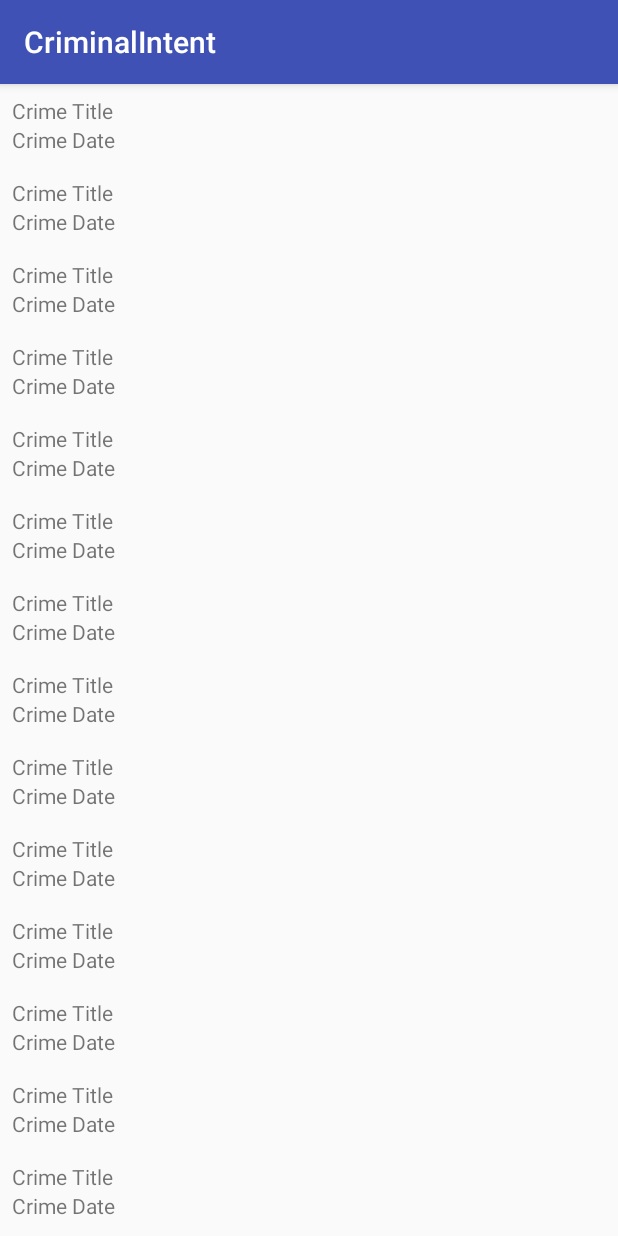
After one commit to nuuwa/CriminalIntent, an Android app: the fragment CrimeListFragment shown on its own in the app's theme, on a phone screen of 412 x 824 dp. The commit adds this screen. Run offline under Robolectric (Android 15) with nearby library versions, the phone set to English and light mode, and no system bars.

Commit message:
Add Crime List

```diff
--- a/app/src/main/AndroidManifest.xml
+++ b/app/src/main/AndroidManifest.xml
@@ -9,12 +9,13 @@
         android:roundIcon="@mipmap/ic_launcher_round"
         android:supportsRtl="true"
         android:theme="@style/AppTheme">
-        <activity android:name=".CrimeActivity">
+        <activity android:name=".CrimeListActivity">
             <intent-filter>
                 <action android:name="android.intent.action.MAIN" />
-
                 <category android:name="android.intent.category.LAUNCHER" />
             </intent-filter>
+        </activity>
+        <activity android:name=".CrimeActivity">
         </activity>
     </application>
 
--- /dev/null
+++ b/app/src/main/java/com/nuuwa/android/criminalintent/Crime.java
@@ -0,0 +1,46 @@
+package com.nuuwa.android.criminalintent;
+
+import java.util.Date;
+import java.util.UUID;
+
+public class Crime {
+
+    private UUID mId;
+    private String mTitle;
+    private Date mDate;
+    private boolean mSolved;
+
+    public Crime() {
+        mId = UUID.randomUUID();
+        mDate = new Date();
+    }
+
+    public UUID getId() {
+        return mId;
+    }
+
+    public String getTitle() {
+        return mTitle;
+    }
+
+    public void setTitle(String title) {
+        mTitle = title;
+    }
+
+    public Date getDate() {
+        return mDate;
+    }
+
+    public void setDate(Date date) {
+        mDate = date;
+    }
+
+    public boolean isSolved() {
+        return mSolved;
+    }
+
+    public void setSolved(boolean solved) {
+        mSolved = solved;
+    }
+
+}
--- /dev/null
+++ b/app/src/main/java/com/nuuwa/android/criminalintent/CrimeLab.java
@@ -0,0 +1,42 @@
+package com.nuuwa.android.criminalintent;
+
+import android.content.Context;
+
+import java.util.ArrayList;
+import java.util.List;
+import java.util.UUID;
+
+public class CrimeLab {
+    private static CrimeLab sCrimeLab;
+    private List<Crime> mCrimes;
+
+    public static CrimeLab get(Context context) {
+        if (sCrimeLab == null) {
+            sCrimeLab = new CrimeLab(context);
+        }
+        return sCrimeLab;
+    }
+
+    private CrimeLab(Context context) {
+        mCrimes = new ArrayList<>();
+        for (int i = 0; i < 100; i++) {
+            Crime crime = new Crime();
+            crime.setTitle("Crime #" + i);
+            crime.setSolved(i % 2 == 0); // Every other one
+            mCrimes.add(crime);
+        }
+    }
+
+    public List<Crime> getCrimes() {
+        return mCrimes;
+    }
+
+    public Crime getCrime(UUID id) {
+        for (Crime crime : mCrimes) {
+            if (crime.getId().equals(id)) {
+                return crime;
+            }
+        }
+        return null;
+    }
+}
--- /dev/null
+++ b/app/src/main/java/com/nuuwa/android/criminalintent/CrimeListFragment.java
@@ -0,0 +1,65 @@
+package com.nuuwa.android.criminalintent;
+
+import android.os.Bundle;
+import android.support.v4.app.Fragment;
+import android.support.v7.widget.LinearLayoutManager;
+import android.support.v7.widget.RecyclerView;
+import android.view.LayoutInflater;
+import android.view.View;
+import android.view.ViewGroup;
+
+import java.util.List;
+
+public class CrimeListFragment extends Fragment {
+    private RecyclerView mCrimeRecyclerView;
+    private CrimeAdapter mAdapter;
+
+    @Override
+    public View onCreateView(LayoutInflater inflater, ViewGroup container,
+                             Bundle savedInstanceState) {
+        View view = inflater.inflate(R.layout.fragment_crime_list, container, false);
+        mCrimeRecyclerView = (RecyclerView) view
+                .findViewById(R.id.crime_recycler_view);
+        mCrimeRecyclerView.setLayoutManager(new LinearLayoutManager(getActivity()));
+
+        updateUI();
+
+        return view;
+    }
+
+    private void updateUI() {
+        CrimeLab crimeLab = CrimeLab.get(getActivity());
+        List<Crime> crimes = crimeLab.getCrimes();
+        mAdapter = new CrimeAdapter(crimes);
+        mCrimeRecyclerView.setAdapter(mAdapter);
+    }
+
+    private class CrimeHolder extends RecyclerView.ViewHolder {
+        public CrimeHolder(LayoutInflater inflater, ViewGroup parent) {
+            super(inflater.inflate(R.layout.list_item_crime, parent, false));
+        }
+    }
+
+    private class CrimeAdapter extends RecyclerView.Adapter<CrimeHolder> {
+        private List<Crime> mCrimes;
+
+        public CrimeAdapter(List<Crime> crimes) {
+            mCrimes = crimes;
+        }
+
+        @Override
+        public CrimeHolder onCreateViewHolder(ViewGroup parent, int viewType) {
+            LayoutInflater layoutInflater = LayoutInflater.from(getActivity());
+            return new CrimeHolder(layoutInflater, parent);
+        }
+
+        @Override
+        public void onBindViewHolder(CrimeHolder holder, int position) {
+        }
+
+        @Override
+        public int getItemCount() {
+            return mCrimes.size();
+        }
+    }
+}
--- /dev/null
+++ b/app/src/main/res/layout/activity_fragment.xml
@@ -0,0 +1,5 @@
+<?xml version="1.0" encoding="utf-8"?>
+<FrameLayout xmlns:android="http://schemas.android.com/apk/res/android"
+    android:id="@+id/fragment_container"
+    android:layout_width="match_parent"
+    android:layout_height="match_parent" />
--- /dev/null
+++ b/app/src/main/res/layout/fragment_crime_list.xml
@@ -0,0 +1,5 @@
+<?xml version="1.0" encoding="utf-8"?>
+<android.support.v7.widget.RecyclerView xmlns:android="http://schemas.android.com/apk/res/android"
+    android:id="@+id/crime_recycler_view"
+    android:layout_width="match_parent"
+    android:layout_height="match_parent" />
--- /dev/null
+++ b/app/src/main/res/layout/list_item_crime.xml
@@ -0,0 +1,19 @@
+<?xml version="1.0" encoding="utf-8"?>
+<LinearLayout xmlns:android="http://schemas.android.com/apk/res/android"
+    android:layout_width="match_parent"
+    android:layout_height="wrap_content"
+    android:orientation="vertical"
+    android:padding="8dp">
+
+    <TextView
+        android:id="@+id/crime_title"
+        android:layout_width="match_parent"
+        android:layout_height="wrap_content"
+        android:text="Crime Title" />
+
+    <TextView
+        android:id="@+id/crime_date"
+        android:layout_width="match_parent"
+        android:layout_height="wrap_content"
+        android:text="Crime Date" />
+</LinearLayout>
--- a/app/src/main/res/values/strings.xml
+++ b/app/src/main/res/values/strings.xml
@@ -1,3 +1,7 @@
 <resources>
     <string name="app_name">CriminalIntent</string>
+    <string name="crime_title_hint">Enter a title for the crime.</string>
+    <string name="crime_title_label">Title</string>
+    <string name="crime_details_label">Details</string>
+    <string name="crime_solved_label">Solved</string>
 </resources>
```
Also changed, not shown: app/build.gradle (+7 -4 lines), app/src/main/java/com/nuuwa/android/criminalintent/CrimeActivity.java (+5 -4 lines), app/src/main/java/com/nuuwa/android/criminalintent/CrimeFragment.java (added, +67 -0 lines), app/src/main/java/com/nuuwa/android/criminalintent/SingleFragmentActivity.java (added, +24 -0 lines), app/src/main/res/layout/activity_crime.xml (deleted, +0 -18 lines), app/src/main/res/layout/fragment_crime.xml (added, +37 -0 lines).
